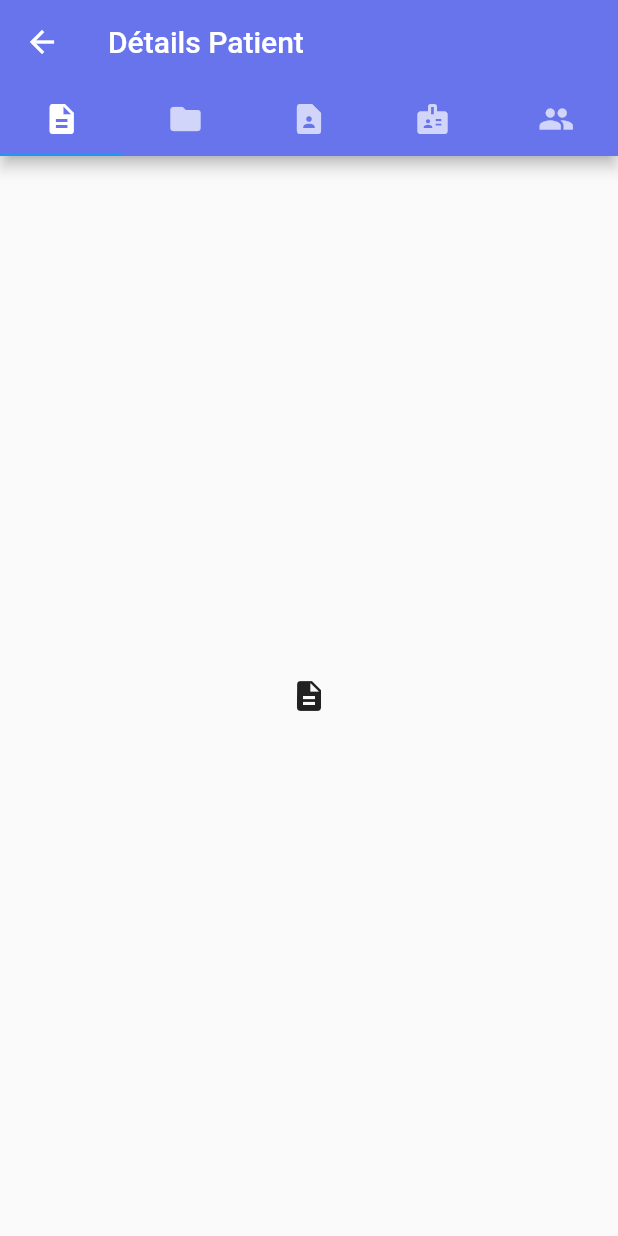
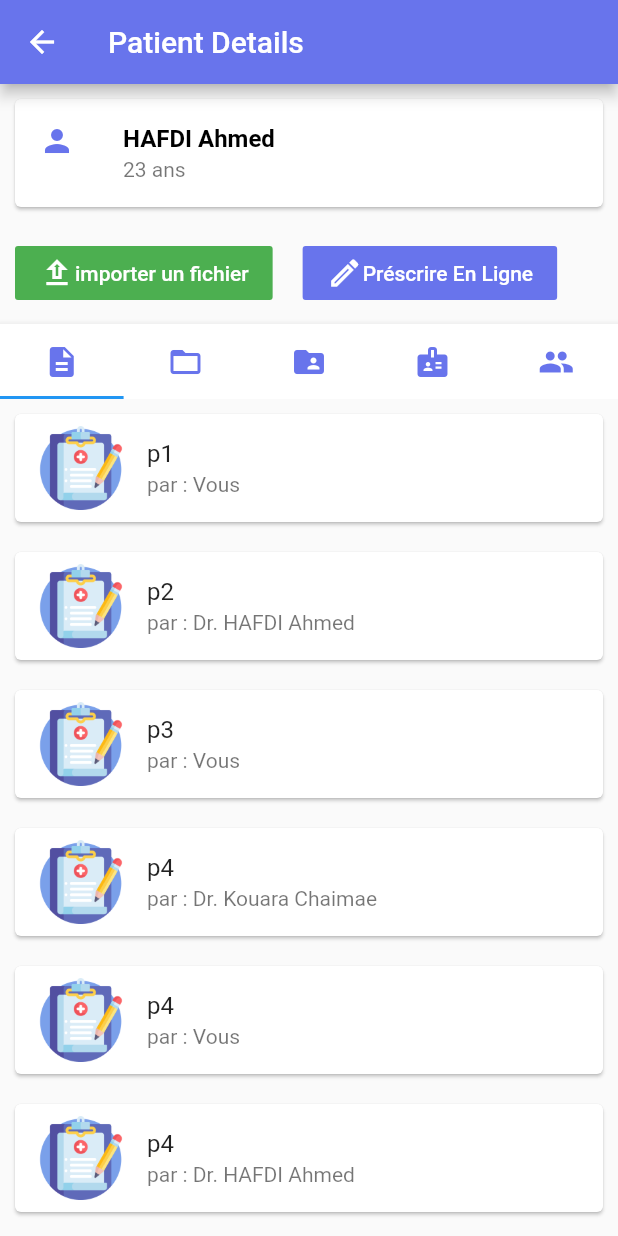
Before and after one commit to Osloking/STAGE_DOCTEUR, a Flutter app: the DisplayPatient screen opened directly, after a tap on "p1", on a phone screen of 412 x 824 dp. Run offline on Flutter 3.47's test engine with Material 2 defaults, Android fonts, the phone set to English and light mode, and no system bars; our stand-ins replace flutter_calendar_carousel, syncfusion_flutter_calendar, table_calendar.

Commit message:
new changes

```diff
--- /dev/null
+++ b/assets/json_files/document.json
@@ -0,0 +1,64 @@
+
+ [
+    {
+      "id": "p1",
+      "par_qui": "radiographie pulmonaire ",
+      "description": "Description 1"
+    },
+    {
+      "id": "p2",
+      "par_qui": "radiographie pulmonaire ",
+      "description": "Description 2"
+    },
+    {
+      "id": "p3",
+      "par_qui": "radiographie pulmonaire ",
+      "description": "Description 3"
+    },
+     {
+      "id": "p4",
+      "par_qui": "cardiographie",
+      "description": "Description 4"
+    },
+     {
+      "id": "p4",
+      "par_qui": "Rapport opération ",
+      "description": "Description 4"
+    },
+     {
+      "id": "p4",
+      "par_qui": "Résultat d'analyses ",
+      "description": "Description 4"
+    },
+     {
+      "id": "p5",
+      "par_qui": "radiographie pulmonaire ",
+      "description": "Description 5"
+    },
+
+     {
+      "id": "p6",
+      "par_qui": "cardiographie",
+      "description": "Description 6"
+    },
+    {
+      "id": "p7",
+      "par_qui": "Rapport opération ",
+      "description": "Description 7"
+    },
+    {
+      "id": "p8",
+      "par_qui": "Résultat d'analyses ",
+      "description": "Description 8"
+    },
+    {
+      "id": "p9",
+      "par_qui": "cardiographie ",
+      "description": "Description 9"
+    },
+    {
+      "id": "p10",
+      "par_qui": "radiographie pulmonaire ",
+      "description": "Description 10"
+    }
+  ]
--- /dev/null
+++ b/assets/json_files/ordonnance.json
@@ -0,0 +1,64 @@
+
+ [
+    {
+      "id": "p1",
+      "par_qui": "par : Vous",
+      "description": "Description 1"
+    },
+    {
+      "id": "p2",
+      "par_qui": "par : Dr. HAFDI Ahmed",
+      "description": "Description 2"
+    },
+    {
+      "id": "p3",
+      "par_qui": "par : Vous",
+      "description": "Description 3"
+    },
+     {
+      "id": "p4",
+      "par_qui": "par : Dr. Kouara Chaimae",
+      "description": "Description 4"
+    },
+     {
+      "id": "p4",
+      "par_qui": "par : Vous",
+      "description": "Description 4"
+    },
+     {
+      "id": "p4",
+      "par_qui": "par : Dr. HAFDI Ahmed",
+      "description": "Description 4"
+    },
+     {
+      "id": "p5",
+      "par_qui": "par : Dr. El Khalifa Oussama",
+      "description": "Description 5"
+    },
+
+     {
+      "id": "p6",
+      "par_qui": "par : Vous",
+      "description": "Description 6"
+    },
+    {
+      "id": "p7",
+      "par_qui": "par : Vous",
+      "description": "Description 7"
+    },
+    {
+      "id": "p8",
+      "par_qui": "par : Vous",
+      "description": "Description 8"
+    },
+    {
+      "id": "p9",
+      "par_qui": "par : Vous",
+      "description": "Description 9"
+    },
+    {
+      "id": "p10",
+      "par_qui": "par : Vous",
+      "description": "Description 10"
+    }
+  ]
--- /dev/null
+++ b/lib/dashboard/display_data/ordonnances_list.dart
@@ -0,0 +1,79 @@
+import 'dart:convert';
+import 'package:flutter/material.dart';
+
+class OrdonnanceList extends StatefulWidget {
+  @override
+  _OrdonnanceListState createState() => _OrdonnanceListState();
+}
+
+class _OrdonnanceListState extends State<OrdonnanceList> {
+  @override
+  Widget build(BuildContext context) {
+    return Scaffold(
+
+      body: Center(
+        child: FutureBuilder(builder: (context, snapshot){
+          var showData=json.decode(snapshot.data.toString());
+          return ListView.builder(
+
+            itemBuilder: (BuildContext context, int index){
+              return
+InkWell(
+    child:     Card (
+                margin: EdgeInsets.all(10),
+                          child:ListTile(
+                            leading : ConstrainedBox(
+  constraints: BoxConstraints(
+    minWidth: 44,
+    minHeight: 44,
+    maxWidth: 64,
+    maxHeight: 64,
+  ),
+  child: Image.asset("assets/images/icons/pres.png"),
+),
+                title: Text(showData[index]['id']),
+                subtitle: Text(showData[index]['par_qui']),
+
+
+              ),  ),
+    onTap: () {
+
+    },
+);
+
+
+
+            },
+            itemCount: showData.length,
+          );
+        }, future: DefaultAssetBundle.of(context).loadString("assets/json_files/ordonnance.json"),
+
+        ),
+      ),
+
+    );
+  }
+}
+
+/*class DetailOrdonnance extends StatelessWidget {
+  // Declare a field that holds the Todo.
+
+
+  // In the constructor, require a Todo.
+
+
+  @override
+  Widget build(BuildContext context) {
+    // Use the Todo to create the UI.
+    return Scaffold(
+      appBar: AppBar(
+        title: Text("Détails d'ordonnance"),
+      ),
+      body: Padding(
+        padding: EdgeInsets.all(16.0),
+        child: Text(showData[index]['description']),
+      ),
+
+    );
+  }
+}*/
--- a/lib/dashboard/patient_details/patient_details.dart
+++ b/lib/dashboard/patient_details/patient_details.dart
@@ -1,36 +1,126 @@
 import 'package:flutter/material.dart';
+import'../display_data/ordonnances_list.dart';
+import'../display_data/documents_list.dart';
+class PatientDetails extends StatefulWidget {
+  @override
+  PatientDetailsState createState() => PatientDetailsState();
+}
 
-class PatientDetails extends StatelessWidget {
+class PatientDetailsState extends State<PatientDetails> {
+
   @override
   Widget build(BuildContext context) {
     return DefaultTabController(
       length: 5,
       child: Scaffold(
         appBar: AppBar(
+          title: Text(
+            'Patient Details',
+          ),
+
           backgroundColor: Color(0xff6874ec),
+
+
+        ),
+        body: Column(
+          children: <Widget>[
+            // construct the profile details widget here
+           Card(
+                          margin: EdgeInsets.all(10),
+                          child: ListTile(
+                            leading :  Icon(Icons.person,color:Color(0xff6874ec)),
+                            title: Text("HAFDI Ahmed",style: TextStyle(color: Colors.black,fontWeight: FontWeight.bold,),),
+                            subtitle: Text("23 ans"),
+                          ),
+                        ),
+
+
+            Row(
+                      children: [
+                          Container(
+              margin: EdgeInsets.all(10),
+              child: FlatButton(
+                child:  Row(
+                  children: <Widget>[
+                    Icon(Icons.upload_outlined),
+                    Text("importer un fichier")
+                  ],
+                ),
+                color: Colors.green,
+                textColor: Colors.white,
+                onPressed: () {},
+              ),
+            ),
+                              Container(
+              margin: EdgeInsets.all(10),
+              child: FlatButton(
+                child:  Row(
+                  children: <Widget>[
+                    Icon(Icons.edit_outlined),
+                    Text("Préscrire En Ligne")
+                  ],
+                ),
+                color:  Color(0xff6874ec),
+                textColor: Colors.white,
+                onPressed: () {},
+              ),
+            ),
+                      ]
+                  ),
+            SizedBox(
+              height: 50,
+              child: AppBar(
+                 backgroundColor: Colors.white,
                 bottom: TabBar(
                   tabs: [
-                Tab(icon: Icon(Icons.description)),
-                Tab(icon: Icon(Icons.folder)),
-
-                Tab(icon: Icon(Icons.contact_page)),
-                Tab(icon: Icon(Icons.badge)),
-                Tab(icon: Icon(Icons.people)),
-              ],
+                    Tab(
+                      icon: Icon(Icons.description,color:Color(0xff6874ec),),
                     ),
-            title: Text('Détails Patient '),
+                    Tab(
+                      icon: Icon(
+                        Icons.folder_open,color:Color(0xff6874ec),
                       ),
-          body: TabBarView(
-            children: [
-              Icon(Icons.description),
-              Icon(Icons.folder),
-              Icon(Icons.contact_page),
-              Icon(Icons.badge),
-                Icon(Icons.people),
+                    ),
+                    Tab(
+                      icon: Icon(
+                        Icons.folder_shared,color:Color(0xff6874ec),
+                      ),
+                    ),
+                    Tab(
+                      icon: Icon(
+                        Icons.badge,color:Color(0xff6874ec),
+                      ),
+                    ),
+                    Tab(
+                      icon: Icon(
+                        Icons.people,color:Color(0xff6874ec),
+                      ),
+                    ),
                   ],
                 ),
               ),
+            ),
+
+            // create widgets for each tab bar here
+            Expanded(
+              child: TabBarView(
+                children: [
+
+                 OrdonnanceList(),
+
+
+                  DocumentList(),
+                     DocumentList(),
+                   DocumentList(),
+                      DocumentList(),
+
+                ],
+              ),
+            ),
+          ],
+        ),
+      ),
+
     );
-
   }
 }
--- a/pubspec.yaml
+++ b/pubspec.yaml
@@ -55,6 +55,8 @@ flutter:
 
     - assets/
     - assets/json_files/simple.json
+    - assets/json_files/ordonnance.json
+    - assets/json_files/document.json
     - assets/json_files/doctor.json
     - assets/json_files/person.json
     - assets/json_files/patient.json
@@ -62,6 +64,8 @@ flutter:
     - assets/images/logo/logoB.png
     - assets/images/logo/logoD.png
     - assets/images/logo/logoMin.png
+    - assets/images/icons/pres.png
+    - assets/images/icons/pdf.png
 
 
   # An image asset can refer to one or more resolution-specific "variants", see
```
Also changed, not shown: lib/authentification/login_page.dart (+13 -15 lines), lib/dashboard/display_data/documents_list.dart (added, +79 -0 lines), lib/dashboard/display_data/hola.dart (added, +50 -0 lines), lib/dashboard/display_data/ordonnance_view.dart (+55 -0 lines), lib/main.dart (+49 -1 lines), assets/images/icons/pdf.png (added), assets/images/icons/pres.png (added). Lines whose indentation alone changed are shown as unchanged.
